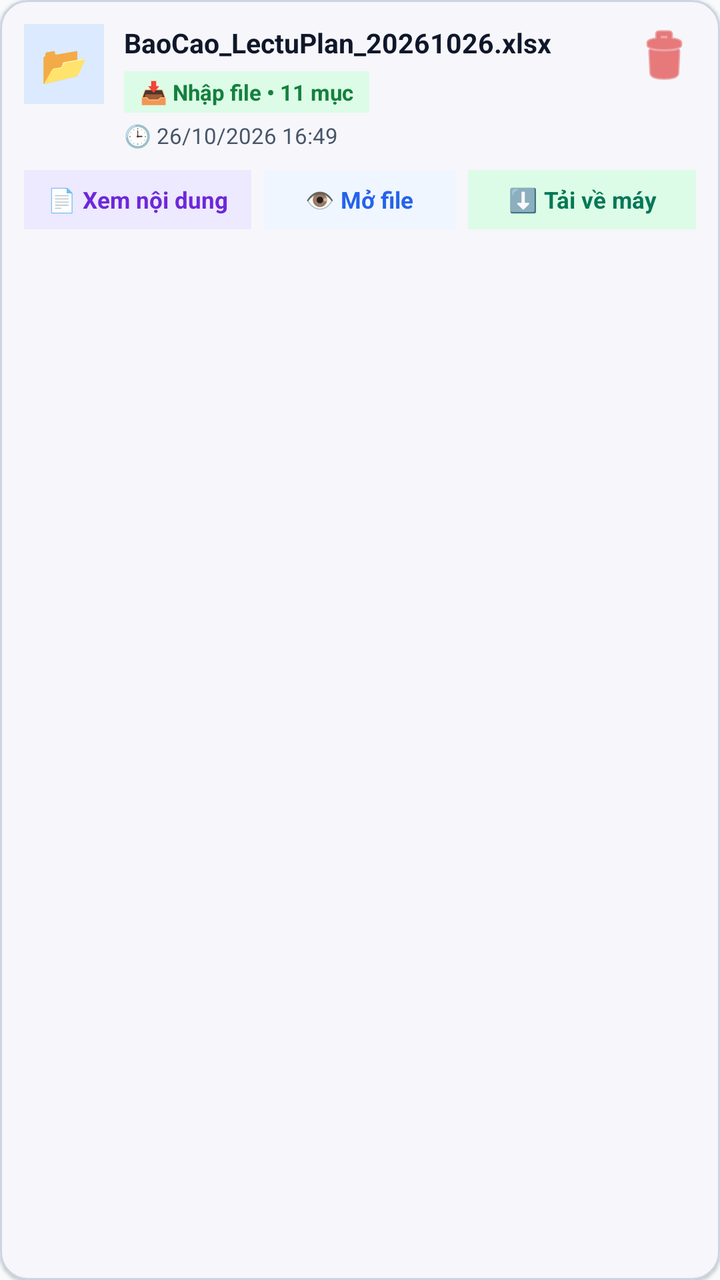
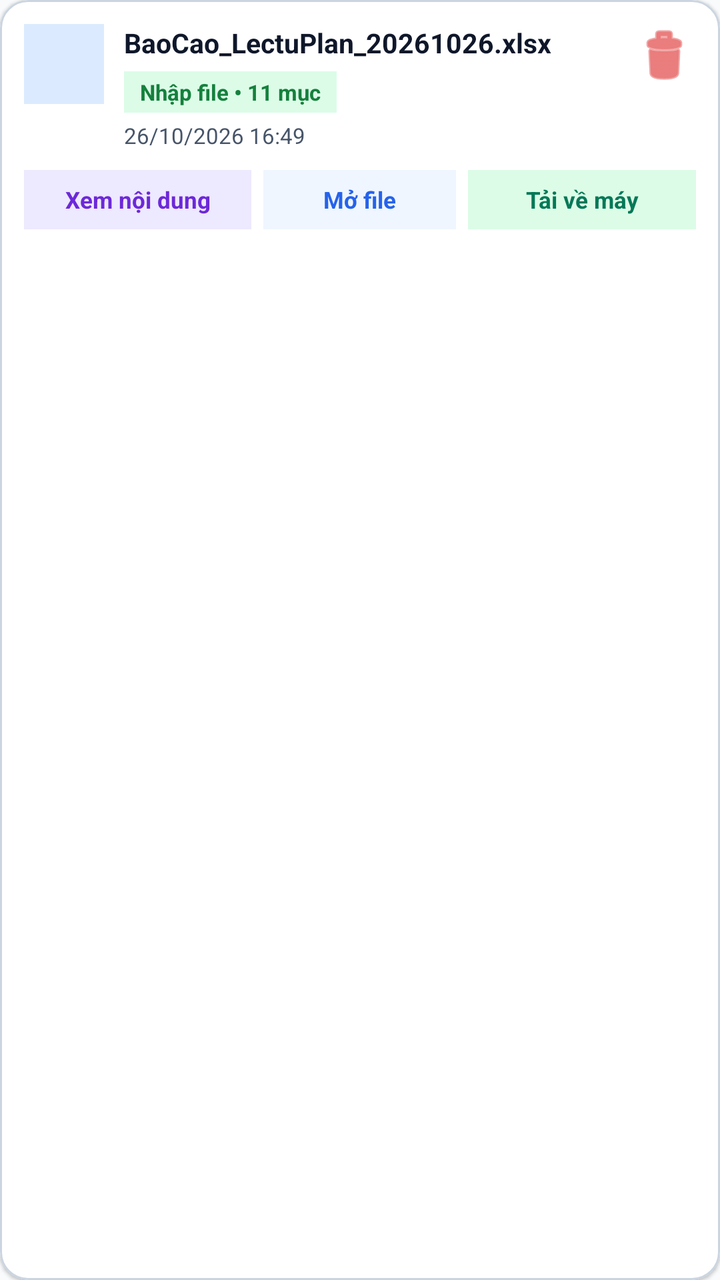

Before-and-after screenshots of an Android layout around one commit, followed by the original layout XML and the change that was made.
<!-- AndroidManifest.xml: application theme Theme.LectuPlan -->
<!-- res/layout/card_file_history_item.xml -->
<?xml version="1.0" encoding="utf-8"?>
<com.google.android.material.card.MaterialCardView
    xmlns:android="http://schemas.android.com/apk/res/android"
    xmlns:app="http://schemas.android.com/apk/res-auto"
    android:layout_width="match_parent"
    android:layout_height="wrap_content"
    android:layout_marginVertical="5dp"
    app:cardCornerRadius="14dp"
    app:cardElevation="1dp"
    app:strokeWidth="1dp"
    app:strokeColor="@color/border_default"
    app:cardBackgroundColor="@color/surface_card"
    android:clickable="true"
    android:focusable="true"
    android:foreground="?android:attr/selectableItemBackground">

    <LinearLayout
        android:layout_width="match_parent"
        android:layout_height="wrap_content"
        android:orientation="vertical"
        android:padding="12dp">

        
        <LinearLayout
            android:layout_width="match_parent"
            android:layout_height="wrap_content"
            android:orientation="horizontal"
            android:gravity="top">

            <TextView
                android:id="@+id/tvHistoryIcon"
                android:layout_width="40dp"
                android:layout_height="40dp"
                android:background="#DBEAFE"
                android:gravity="center"
                android:text="📂"
                android:textSize="19sp" />

            <LinearLayout
                android:layout_width="0dp"
                android:layout_height="wrap_content"
                android:layout_weight="1"
                android:layout_marginStart="10dp"
                android:orientation="vertical">

                <TextView
                    android:id="@+id/tvHistoryFileName"
                    android:layout_width="match_parent"
                    android:layout_height="wrap_content"
                    android:text="BaoCao_LectuPlan_20261026.xlsx"
                    android:textColor="@color/text_primary"
                    android:textSize="13.5sp"
                    android:textStyle="bold"
                    android:lineSpacingExtra="2dp" />

                <TextView
                    android:id="@+id/tvHistoryBadge"
                    android:layout_width="wrap_content"
                    android:layout_height="wrap_content"
                    android:layout_marginTop="5dp"
                    android:background="#DCFCE7"
                    android:paddingHorizontal="8dp"
                    android:paddingVertical="3dp"
                    android:text="📥 Nhập file • 11 mục"
                    android:textColor="#15803D"
                    android:textSize="11sp"
                    android:textStyle="bold" />

                <TextView
                    android:id="@+id/tvHistoryTime"
                    android:layout_width="wrap_content"
                    android:layout_height="wrap_content"
                    android:layout_marginTop="4dp"
                    android:text="🕒 26/10/2026 16:49"
                    android:textColor="@color/text_secondary"
                    android:textSize="11sp" />
            </LinearLayout>

            <ImageView
                android:id="@+id/ivSelectHistory"
                android:layout_width="26dp"
                android:layout_height="26dp"
                android:layout_marginStart="4dp"
                android:src="@drawable/ic_check_box_unchecked"
                android:contentDescription="Tích chọn"
                android:visibility="gone" />

            <ImageButton
                android:id="@+id/btnDeleteHistory"
                android:layout_width="32dp"
                android:layout_height="32dp"
                android:layout_marginStart="4dp"
                android:background="?android:attr/selectableItemBackgroundBorderless"
                android:contentDescription="Xóa lịch sử"
                android:src="@android:drawable/ic_menu_delete"
                app:tint="#DC2626" />
        </LinearLayout>

        
        <LinearLayout
            android:id="@+id/layoutHistoryActions"
            android:layout_width="match_parent"
            android:layout_height="wrap_content"
            android:orientation="horizontal"
            android:gravity="center_vertical"
            android:layout_marginTop="10dp">

            <TextView
                android:id="@+id/btnViewContent"
                android:layout_width="0dp"
                android:layout_height="wrap_content"
                android:layout_weight="1"
                android:background="#EDE9FE"
                android:gravity="center"
                android:paddingHorizontal="6dp"
                android:paddingVertical="7dp"
                android:text="📄 Xem nội dung"
                android:textColor="#6D28D9"
                android:textSize="11.5sp"
                android:textStyle="bold" />

            <TextView
                android:id="@+id/btnOpenFile"
                android:layout_width="0dp"
                android:layout_height="wrap_content"
                android:layout_weight="0.85"
                android:layout_marginStart="6dp"
                android:background="#EFF6FF"
                android:gravity="center"
                android:paddingHorizontal="6dp"
                android:paddingVertical="7dp"
                android:text="👁️ Mở file"
                android:textColor="#2563EB"
                android:textSize="11.5sp"
                android:textStyle="bold" />

            <TextView
                android:id="@+id/btnDownloadFile"
                android:layout_width="0dp"
                android:layout_height="wrap_content"
                android:layout_weight="1"
                android:layout_marginStart="6dp"
                android:background="#DCFCE7"
                android:gravity="center"
                android:paddingHorizontal="6dp"
                android:paddingVertical="7dp"
                android:text="⬇️ Tải về máy"
                android:textColor="#047857"
                android:textSize="11.5sp"
                android:textStyle="bold" />
        </LinearLayout>

    </LinearLayout>
</com.google.android.material.card.MaterialCardView>
<!-- resources referenced by this layout -->
<resources>
  <color name="border_default">#CBD5E1</color>
  <color name="surface_card">#FFFFFF</color>
  <color name="text_primary">#0F172A</color>
  <color name="text_secondary">#475569</color>
  <!-- drawable ic_check_box_unchecked (drawable) -->
  <vector xmlns:android="http://schemas.android.com/apk/res/android"
      android:width="24dp"
      android:height="24dp"
      android:viewportWidth="24"
      android:viewportHeight="24">
      
      <path
          android:fillColor="#00000000"
          android:strokeColor="#94A3B8"
          android:strokeWidth="1.8"
          android:pathData="M18,3.9H6C4.84,3.9 3.9,4.84 3.9,6v12c0,1.16 0.94,2.1 2.1,2.1h12c1.16,0 2.1,-0.94 2.1,-2.1V6C20.1,4.84 19.16,3.9 18,3.9z" />
  </vector>
  <style name="Theme.LectuPlan" parent="Base.Theme.LectuPlan" />
  <style name="Base.Theme.LectuPlan" parent="Theme.Material3.DayNight.NoActionBar">
          <item name="android:windowBackground">@color/window_background</item>
          <item name="colorSurface">@color/surface_card</item>
          <item name="colorOnSurface">@color/text_primary</item>
          <item name="colorSurfaceVariant">@color/surface_card_secondary</item>
          <item name="colorOnSurfaceVariant">@color/text_secondary</item>
          
          <item name="android:windowLightStatusBar" tools:targetApi="23">true</item>
          <item name="android:windowLightNavigationBar" tools:targetApi="27">true</item>
      </style>
  <color name="window_background">#F8FAFC</color>
  <color name="surface_card_secondary">#F1F5F9</color>
</resources>

<!-- the commit's change to res/layout/card_file_history_item.xml (unified diff, before → after) -->
@@ -33,7 +33,7 @@
                 android:layout_height="40dp"
                 android:background="#DBEAFE"
                 android:gravity="center"
-                android:text="📂"
+                android:text=""
                 android:textSize="19sp" />
 
             <LinearLayout
@@ -61,7 +61,7 @@
                     android:background="#DCFCE7"
                     android:paddingHorizontal="8dp"
                     android:paddingVertical="3dp"
-                    android:text="📥 Nhập file • 11 mục"
+                    android:text="Nhập file • 11 mục"
                     android:textColor="#15803D"
                     android:textSize="11sp"
                     android:textStyle="bold" />
@@ -71,7 +71,7 @@
                     android:layout_width="wrap_content"
                     android:layout_height="wrap_content"
                     android:layout_marginTop="4dp"
-                    android:text="🕒 26/10/2026 16:49"
+                    android:text="26/10/2026 16:49"
                     android:textColor="@color/text_secondary"
                     android:textSize="11sp" />
             </LinearLayout>
@@ -114,7 +114,7 @@
                 android:gravity="center"
                 android:paddingHorizontal="6dp"
                 android:paddingVertical="7dp"
-                android:text="📄 Xem nội dung"
+                android:text="Xem nội dung"
                 android:textColor="#6D28D9"
                 android:textSize="11.5sp"
                 android:textStyle="bold" />
@@ -129,7 +129,7 @@
                 android:gravity="center"
                 android:paddingHorizontal="6dp"
                 android:paddingVertical="7dp"
-                android:text="👁️ Mở file"
+                android:text="Mở file"
                 android:textColor="#2563EB"
                 android:textSize="11.5sp"
                 android:textStyle="bold" />
@@ -144,7 +144,7 @@
                 android:gravity="center"
                 android:paddingHorizontal="6dp"
                 android:paddingVertical="7dp"
-                android:text="⬇️ Tải về máy"
+                android:text="Tải về máy"
                 android:textColor="#047857"
                 android:textSize="11.5sp"
                 android:textStyle="bold" />
<!-- resource entries referenced after the edit -->
@@ -24,6 +24,7 @@
           <item name="colorOnSurface">@color/text_primary</item>
           <item name="colorSurfaceVariant">@color/surface_card_secondary</item>
           <item name="colorOnSurfaceVariant">@color/text_secondary</item>
+          <item name="elevationOverlayEnabled">false</item>
           
           <item name="android:windowLightStatusBar" tools:targetApi="23">true</item>
           <item name="android:windowLightNavigationBar" tools:targetApi="27">true</item>
